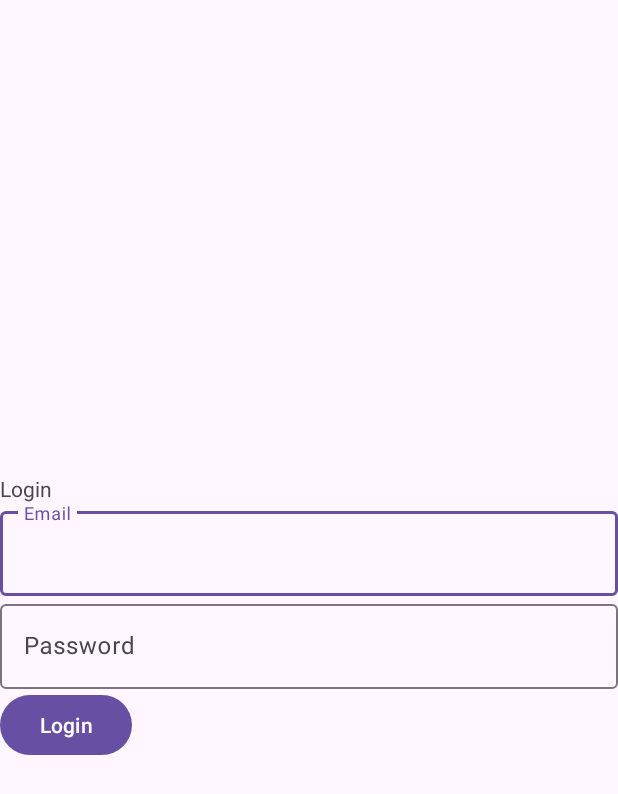
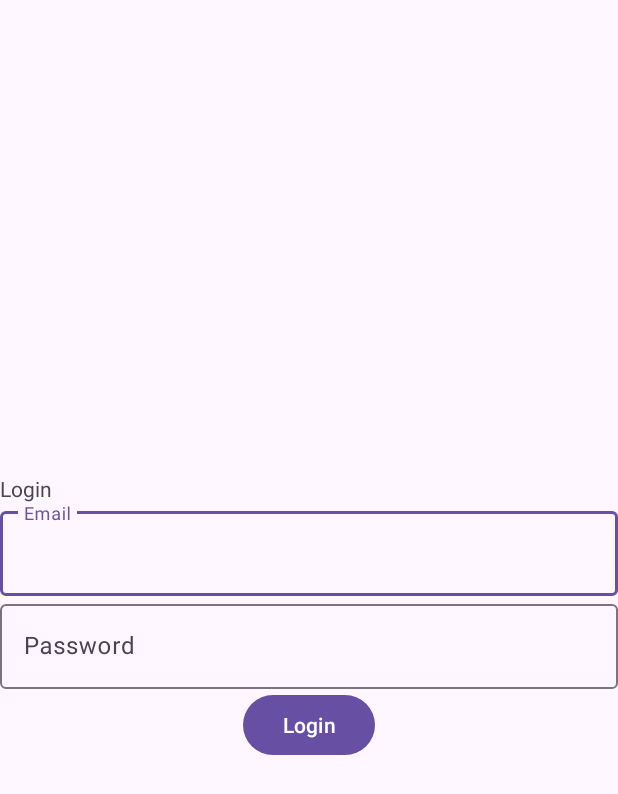
Before and after one commit to UOASOFTENG306/project-1-team-4, an Android app: the LoginActivity screen opened directly, with no data from a screen before it, on a phone screen of 412 x 824 dp. Shown: the top 794 px of the screen. Run offline under Robolectric (Android 15) with nearby library versions, the phone set to English and light mode, and no system bars.

Commit message:
feat: make login button visible

```diff
--- a/app/src/main/res/layout/activity_login.xml
+++ b/app/src/main/res/layout/activity_login.xml
@@ -21,7 +21,9 @@
             android:layout_width="match_parent"
             android:layout_height="wrap_content"/>
 
-    </com.google.android.material.textfield.TextInputLayout><com.google.android.material.textfield.TextInputLayout
+    </com.google.android.material.textfield.TextInputLayout>
+
+    <com.google.android.material.textfield.TextInputLayout
         android:layout_width="match_parent"
         android:layout_height="wrap_content">
         <com.google.android.material.textfield.TextInputEditText
@@ -29,11 +31,10 @@
             android:hint="@string/password"
             android:layout_width="match_parent"
             android:layout_height="wrap_content"/>
-
+    </com.google.android.material.textfield.TextInputLayout>
     <Button
         android:id="@+id/btn_login"
         android:text="@string/login"
         android:layout_width="wrap_content"
         android:layout_height="wrap_content"/>
-</com.google.android.material.textfield.TextInputLayout>
 </LinearLayout>
```
Lines whose indentation alone changed are shown as unchanged.
